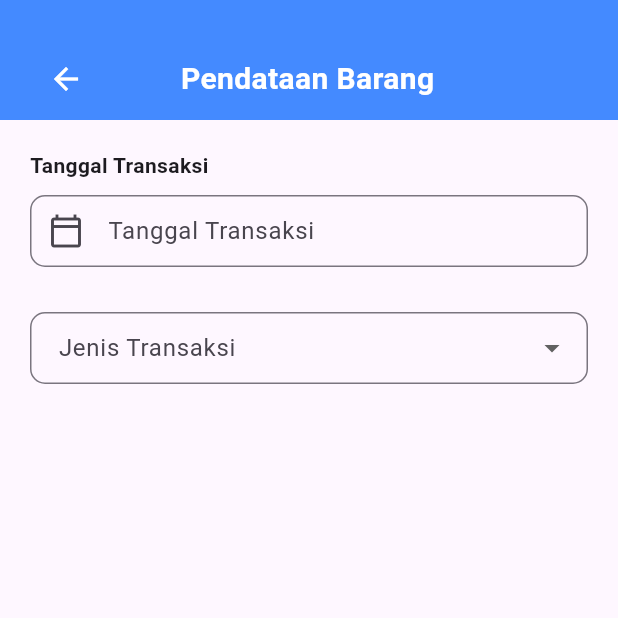
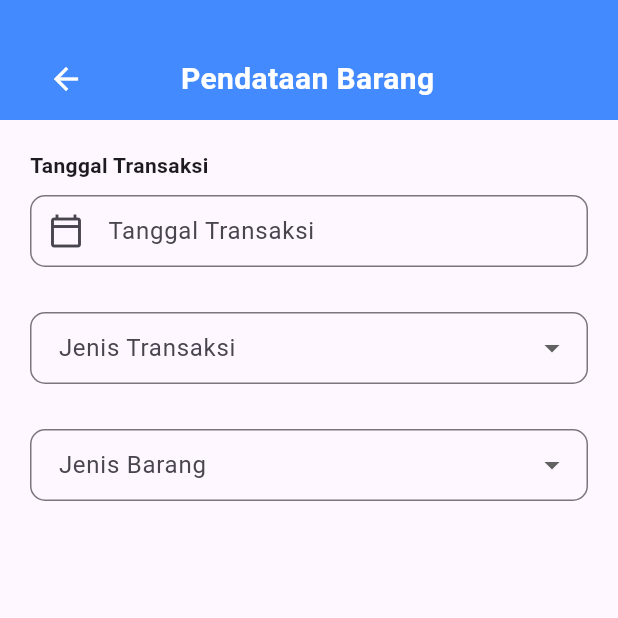
Before and after one commit to Muhammadalif1213/20220140075_UCP1Flutter, a Flutter app: the BrgPage screen opened directly with empty values, on a phone screen of 412 x 824 dp, the top half of it. Run offline on Flutter 3.47's test engine with Material 3 defaults, Android fonts, the phone set to English and light mode, and no system bars.

Commit message:
Menambahkan inputan jenisBarang menggunakan dropdown dengan setState hargaSatuanController sesuai jenisBarang.

```diff
--- a/lib/brg_page.dart
+++ b/lib/brg_page.dart
@@ -170,6 +170,44 @@ class _BrgPageState extends State<BrgPage> {
                             );
                           }).toList(),
                     ),
+                    SizedBox(height: 30),
+                DropdownButtonFormField<String>(
+                  value: barangValue,
+                  decoration: InputDecoration(
+                    label: Text('Jenis Barang'),
+                    border: OutlineInputBorder(
+                      borderRadius: BorderRadius.circular(10),
+                    ),
+                    contentPadding: EdgeInsets.symmetric(
+                      vertical: 10,
+                      horizontal: 15,
+                    ),
+                  ),
+                  validator: (value) {
+                    if (value == null || value.isEmpty) {
+                      return 'Pilih jenis barang';
+                    }
+                    return null;
+                  },
+                  onChanged: (String? newValue) {
+                    setState(() {
+                      barangValue = newValue;
+                      final selectedBarang = jenisBarang.firstWhere(
+                        (element) => element['Barang'] == barangValue,
+                        orElse: () => {'Barang': '', 'HargaSatuan': 0},
+                      );
+                      hargaSatuanController.text =
+                          selectedBarang['HargaSatuan'].toString();
+                    });
+                  },
+                  items:
+                      jenisBarang.map((value) {
+                        return DropdownMenuItem<String>(
+                          value: value['Barang'],
+                          child: Text(value['Barang']),
+                        );
+                      }).toList(),
+                ),
                   ],
                 ),
               ],
```
